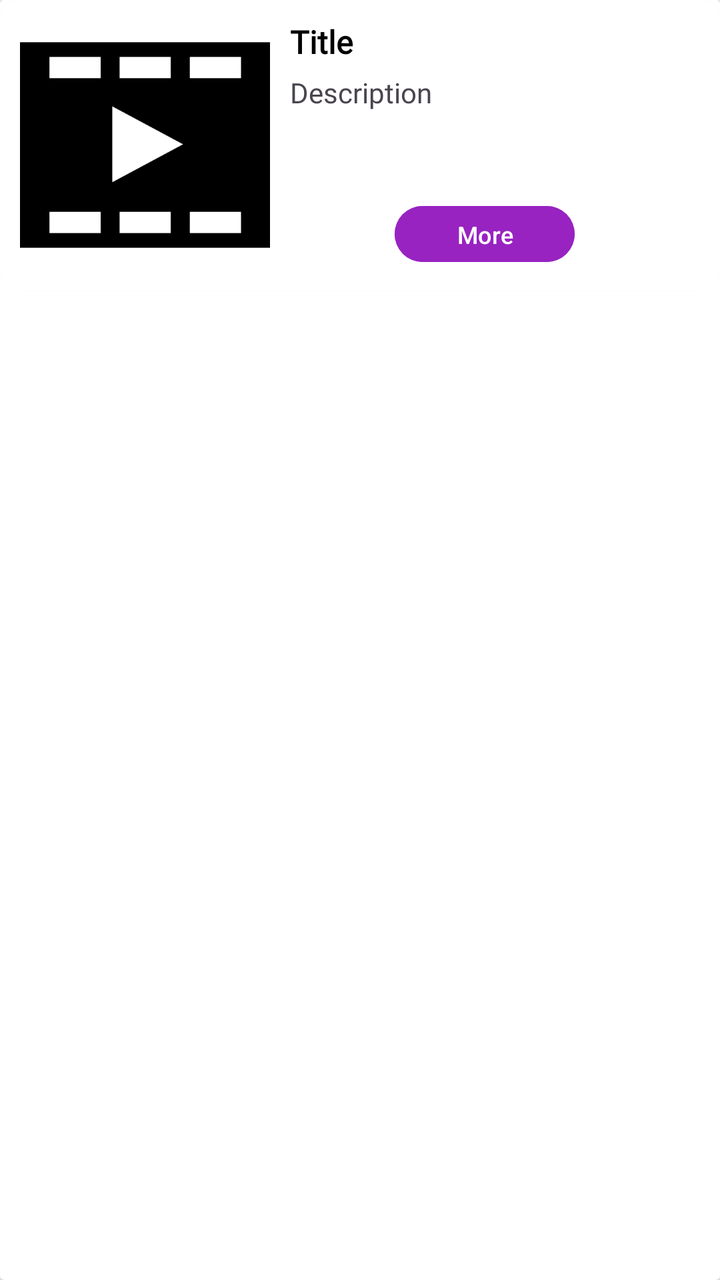
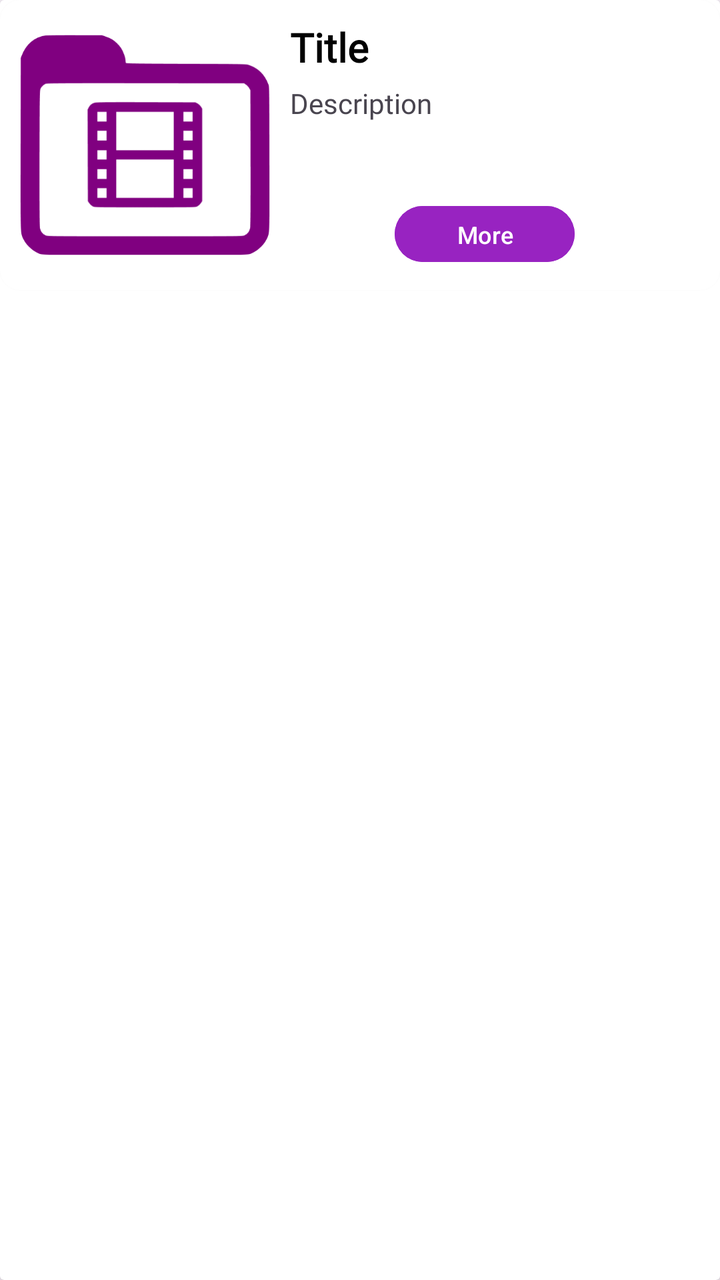

Two renders of the same Android screen: before a commit and after it. Below are the layout's source before the change and the commit's diff.
<!-- AndroidManifest.xml: application theme Theme.SpeechToTextApp -->
<!-- res/layout/movie_card.xml -->
<?xml version="1.0" encoding="utf-8"?>
<androidx.cardview.widget.CardView xmlns:android="http://schemas.android.com/apk/res/android"
    android:layout_width="match_parent"
    android:layout_height="wrap_content"
    android:layout_marginTop="3dp"
    android:layout_marginHorizontal="20dp"
    >

    <LinearLayout
        android:layout_width="match_parent"
        android:layout_height="wrap_content"
        android:padding="10dp"
        android:orientation="horizontal"
        android:background="@drawable/background_card"
        android:elevation="1dp"
        >

        <ImageView
            android:id="@+id/img_movie"
            android:layout_width="125dp"
            android:layout_height="125dp"
            android:background="@drawable/movie_placeholder"
            android:scaleType="fitXY"
            android:backgroundTint="@color/black"
            />

        <LinearLayout
            android:layout_width="match_parent"
            android:layout_height="125dp"
            android:layout_marginHorizontal="10dp"
            android:orientation="vertical"
            >

            <TextView
                android:id="@+id/txt_title"
                android:layout_width="match_parent"
                android:layout_height="wrap_content"
                android:text="Title"
                android:textColor="#000000"
                android:textSize="16sp"
                android:fontFamily="@font/montserratbold"
                android:textStyle="bold" />

            <TextView
                android:id="@+id/txt_description"
                android:layout_width="match_parent"
                android:layout_height="wrap_content"
                android:layout_marginTop="5dp"
                android:fontFamily="@font/montserratregular"
                android:text="Description"
                android:layout_weight="1"
                />

            <Button
                android:id="@+id/btn_more"
                android:layout_width="90dp"
                android:layout_height="36dp"
                android:layout_marginTop="4dp"
                android:backgroundTint="@color/purple"
                android:text="More"
                android:textColor="@color/white"
                android:textSize="12dp"
                android:layout_gravity="center" />

        </LinearLayout>
    </LinearLayout>

</androidx.cardview.widget.CardView>
<!-- resources referenced by this layout -->
<resources>
  <color name="black">#FF000000</color>
  <color name="purple">#FF9823C1</color>
  <color name="white">#FFFFFFFF</color>
  <!-- drawable background_card (drawable) -->
  <?xml version="1.0" encoding="utf-8"?>
  <shape xmlns:android="http://schemas.android.com/apk/res/android">
      <solid android:color="#FFFFFFFF"/>
      <corners android:radius="10dp"/>
      
  
  </shape>
  <!-- drawable movie_placeholder: png bitmap (drawable, 4983 bytes) -->
  <style name="Theme.SpeechToTextApp" parent="Base.Theme.SpeechToTextApp" />
  <style name="Base.Theme.SpeechToTextApp" parent="Theme.Material3.DayNight.NoActionBar">
          
          
      </style>
</resources>

<!-- the commit's change to res/layout/movie_card.xml (unified diff, before → after) -->
@@ -19,9 +19,8 @@
             android:id="@+id/img_movie"
             android:layout_width="125dp"
             android:layout_height="125dp"
-            android:background="@drawable/movie_placeholder"
+            android:background="@drawable/movie_icon"
             android:scaleType="fitXY"
-            android:backgroundTint="@color/black"
             />
 
         <LinearLayout
@@ -37,7 +36,7 @@
                 android:layout_height="wrap_content"
                 android:text="Title"
                 android:textColor="#000000"
-                android:textSize="16sp"
+                android:textSize="20sp"
                 android:fontFamily="@font/montserratbold"
                 android:textStyle="bold" />
 
<!-- resource entries referenced after the edit -->
@@ -1,6 +1,5 @@
 <!-- resources referenced by this layout -->
 <resources>
-  <color name="black">#FF000000</color>
   <color name="purple">#FF9823C1</color>
   <color name="white">#FFFFFFFF</color>
   <!-- drawable background_card (drawable) -->
@@ -11,7 +10,7 @@
       
   
   </shape>
-  <!-- drawable movie_placeholder: png bitmap (drawable, 4983 bytes) -->
+  <!-- drawable movie_icon: png bitmap (drawable, 8909 bytes) -->
   <style name="Theme.SpeechToTextApp" parent="Base.Theme.SpeechToTextApp" />
   <style name="Base.Theme.SpeechToTextApp" parent="Theme.Material3.DayNight.NoActionBar">
           
